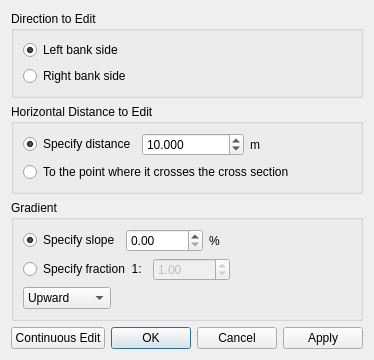
Above: libs/geodata/riversurvey/geodatariversurveycrosssectioneditfrompointdialog.ui from i-RIC/prepost-gui before the change. Below: the same form after it.
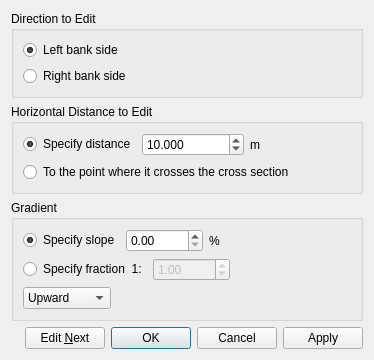
That is the form after the change. Icons and pictures are not drawn. Custom widgets are drawn as their Qt base class.

Commit message: Button caption is changed: "Continuous Edit" -> "Edit Next"

What changed in the file:
```diff
--- a/libs/geodata/riversurvey/geodatariversurveycrosssectioneditfrompointdialog.ui
+++ b/libs/geodata/riversurvey/geodatariversurveycrosssectioneditfrompointdialog.ui
@@ -260,7 +260,7 @@
      <item>
       <widget class="QPushButton" name="continueButton">
        <property name="text">
-        <string>Continuous Edit</string>
+        <string>Edit &amp;Next</string>
        </property>
       </widget>
      </item>
```
The commit also changes 9 other files.
